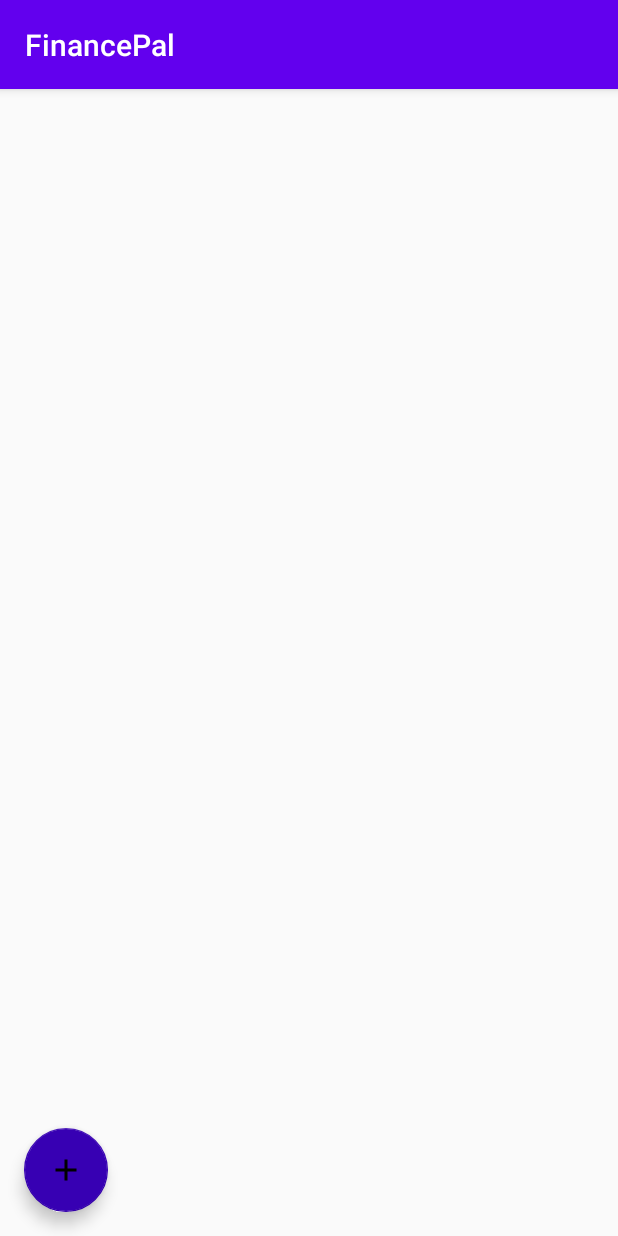
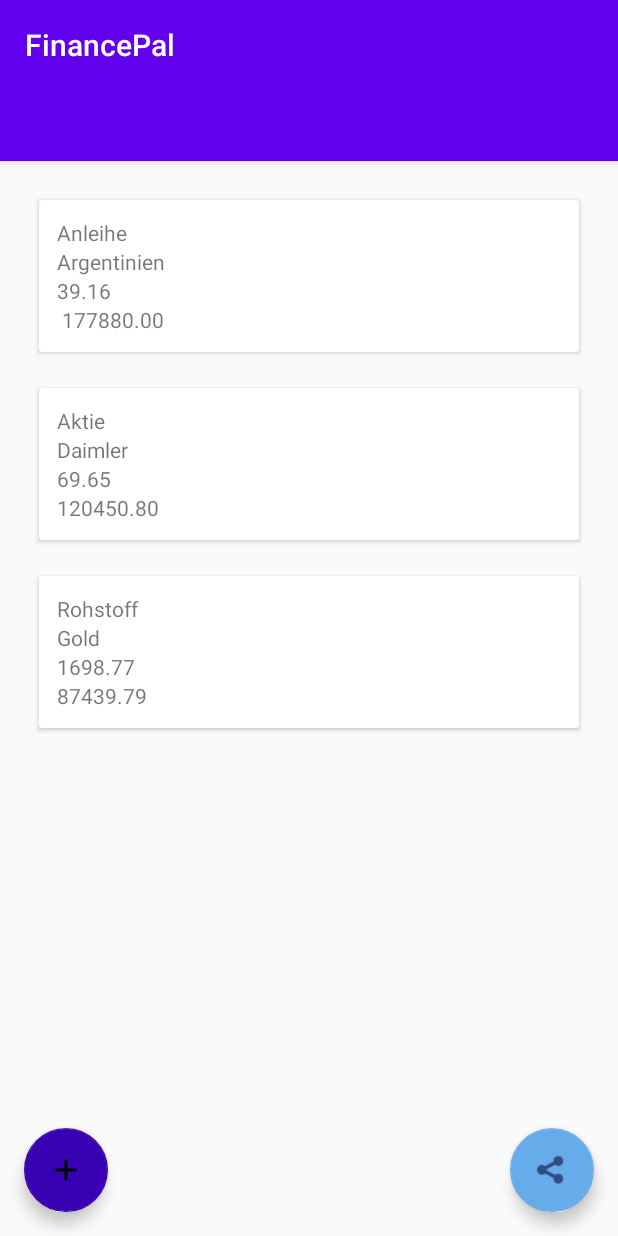
Before and after one commit to mar-h/FinancePal, an Android app: the screen it shows after launch (MainActivity), on a phone screen of 412 x 824 dp. Run offline under Robolectric (Android 15) with nearby library versions, the phone set to English and light mode, and no system bars; our stand-ins replace Room's generated code.

Commit message:
WORKING V1
fcking finally

```diff
--- a/app/src/main/java/de/hska/financepal/MainActivity.kt
+++ b/app/src/main/java/de/hska/financepal/MainActivity.kt
@@ -34,23 +34,20 @@ class MainActivity : AppCompatActivity() {
         setContentView(R.layout.activity_main)
 
         val recyclerView = findViewById<RecyclerView>(R.id.recycler_view)
-        val anleihe = Instrument(18, "Anleihe","Argentinien", "39.16"," 177880.00")
-        val aktie = Instrument(19, "Aktie", "Daimler", "69.65", "120450.80")
-        val gold = Instrument(20, "Rohstoff", "Gold", "1698.77", "87439.79")
-        instruments = emptyList()
-        instruments.toMutableList().addAll(listOf(anleihe,aktie,gold))
-        instruments.toList()
+        val anleihe = Instrument( 1,"Anleihe","Argentinien", "39.16"," 177880.00")
+        val aktie = Instrument( 2, "Aktie", "Daimler", "69.65", "120450.80")
+        val gold = Instrument(3, "Rohstoff", "Gold", "1698.77", "87439.79")
+        instruments = listOf(anleihe,aktie,gold)
         val adapter = InstrumentListAdapter(this)
         adapter.setInstruments(instruments)
+
         recyclerView.adapter = adapter
         recyclerView.layoutManager = LinearLayoutManager(this)
-        adapter.setInstruments(instruments)
-
 
         db = AppDatabase.getDatabase(this)
         instrumentDao = db.instrumentDao()
-        instrumentDao.insertALL(instruments)
-
+        // instrumentDao.insertALL(instruments)
+        // recyclerView.showContextMenu()
 
         val fab2 = findViewById<FloatingActionButton>(R.id.fab2)
         fab2.setOnClickListener {
@@ -62,12 +59,32 @@ class MainActivity : AppCompatActivity() {
         val viewPager: ViewPager = findViewById(R.id.view_pager)
         viewPager.adapter = sectionsPagerAdapter
         val tabs: TabLayout = findViewById(R.id.tabs)
-        tabs.setupWithViewPager(viewPager)
+        tabs.setupWithViewPager(viewPager)*/
         val fab: FloatingActionButton = findViewById(R.id.fab)
 
         fab.setOnClickListener { view ->
             Snackbar.make(view, "Teile dein Portfolio mit deinen Freunden", Snackbar.LENGTH_LONG)
                     .setAction("Action", null).show()
-        }*/
+        }
     }
+
+/*
+    override fun onActivityResult(requestCode: Int, resultCode: Int, data: Intent?) {
+        super.onActivityResult(requestCode, resultCode, data)
+        setContentView(R.layout.activity_main)
+        val recyclerView = findViewById<RecyclerView>(R.id.recycler_view)
+        val instrument = Instrument(data!!.getIntExtra("id", -1),
+            data.getStringExtra("typ"),
+            data.getStringExtra("name"),
+            data.getStringExtra("kurs"),
+            data.getStringExtra("wert"))
+
+        var instruments: List<Instrument>
+        instruments = listOf(instrument)
+        val adapter = InstrumentListAdapter(this)
+        adapter.setInstruments(instruments)
+        recyclerView.adapter = adapter
+        recyclerView.layoutManager = LinearLayoutManager(this)
+    }
+*/
 }
--- a/app/src/main/java/de/hska/financepal/NewInstrumentActivity.kt
+++ b/app/src/main/java/de/hska/financepal/NewInstrumentActivity.kt
@@ -10,6 +10,7 @@ import android.widget.EditText
 import androidx.room.Room
 import de.hska.financepal.db.AppDatabase
 import de.hska.financepal.db.InstrumentDao
+import de.hska.financepal.db.InstrumentListAdapter
 import de.hska.financepal.entity.Instrument
 
 class NewInstrumentActivity : AppCompatActivity() {
@@ -50,8 +51,10 @@ class NewInstrumentActivity : AppCompatActivity() {
                 data.putExtra("id", id)
             }
 
-            db.instrumentDao().insert(Instrument(id, name, typ, kurs, wert))
-            Log.wtf("NewInstrumentActivity", "saveButton $typ $name $kurs $wert")
+            // db.instrumentDao().insert(Instrument(id, name, typ, kurs, wert))
+            Log.wtf("NewInstrumentActivity", "Finanzinstrument: $typ $name $kurs $wert")
+            val adapter = InstrumentListAdapter(this)
+            adapter.notifyDataSetChanged()
             setResult(Activity.RESULT_OK, data)
             startActivity(Intent(this@NewInstrumentActivity, MainActivity::class.java ))
             finish()
--- a/app/src/main/java/de/hska/financepal/db/AppDatabase.kt
+++ b/app/src/main/java/de/hska/financepal/db/AppDatabase.kt
@@ -29,7 +29,7 @@ abstract class AppDatabase : RoomDatabase() {
                     context.applicationContext,
                     AppDatabase::class.java,
                     "FiPal"
-                ).allowMainThreadQueries().build()
+                ).allowMainThreadQueries().fallbackToDestructiveMigration().build()
                 INSTANCE = instance
                 instance
             }
--- a/app/src/main/java/de/hska/financepal/db/InstrumentDao.kt
+++ b/app/src/main/java/de/hska/financepal/db/InstrumentDao.kt
@@ -16,7 +16,7 @@ interface InstrumentDao {
     @Insert(onConflict = OnConflictStrategy.REPLACE)
     fun insert(instrument: Instrument)
 
-    @Insert(onConflict = OnConflictStrategy.REPLACE)
+    @Insert(onConflict = OnConflictStrategy.IGNORE)
     fun insertALL(instruments: List<Instrument>)
 
     @Query("DELETE FROM INST")
--- a/app/src/main/java/de/hska/financepal/db/InstrumentListAdapter.kt
+++ b/app/src/main/java/de/hska/financepal/db/InstrumentListAdapter.kt
@@ -34,8 +34,7 @@ class InstrumentListAdapter internal constructor(
     }
     internal fun setInstrument(instrument: Instrument) {
         this.instruments.toMutableList().add(instrument)
-        this.instruments.toList()
-        notifyDataSetChanged()
+        notifyItemInserted(instruments.size -1)
     }
 
     override fun getItemCount() = instruments.size
--- a/app/src/main/res/layout/activity_main.xml
+++ b/app/src/main/res/layout/activity_main.xml
@@ -23,14 +23,14 @@
             android:text="@string/app_name"
             android:textAppearance="@style/TextAppearance.Widget.AppCompat.Toolbar.Title" />
 
-        <!--<com.google.android.material.tabs.TabLayout
+        <com.google.android.material.tabs.TabLayout
             android:id="@+id/tabs"
             android:layout_width="match_parent"
             android:layout_height="wrap_content"
             android:background="?attr/colorPrimary"
             app:tabBackground="@color/design_default_color_primary_dark"
             app:tabIndicatorColor="#37C6D8"
-            app:tabInlineLabel="true" />-->
+            app:tabInlineLabel="true" />
 
 
     </com.google.android.material.appbar.AppBarLayout>
@@ -59,9 +59,9 @@
         android:layout_width="match_parent"
         android:layout_height="match_parent"
         android:background="@color/darkModeBackground"
-        app:layout_behavior="@string/appbar_scrolling_view_behavior" />-->
-
-    <!--<com.google.android.material.floatingactionbutton.FloatingActionButton
+        app:layout_behavior="@string/appbar_scrolling_view_behavior" />
+-->
+    <com.google.android.material.floatingactionbutton.FloatingActionButton
         android:id="@+id/fab"
         android:layout_width="wrap_content"
         android:layout_height="wrap_content"
@@ -69,7 +69,7 @@
         android:layout_margin="@dimen/fab_margin"
         android:tint="#0C0F3C"
         app:backgroundTint="#66ACEA"
-        app:srcCompat="@android:drawable/ic_menu_share" />-->
+        app:srcCompat="@android:drawable/ic_menu_share" />
 
     <com.google.android.material.floatingactionbutton.FloatingActionButton
         android:id="@+id/fab2"
```
Also changed, not shown: app/src/main/java/de/hska/financepal/entity/Instrument.kt (+4 -4 lines).
